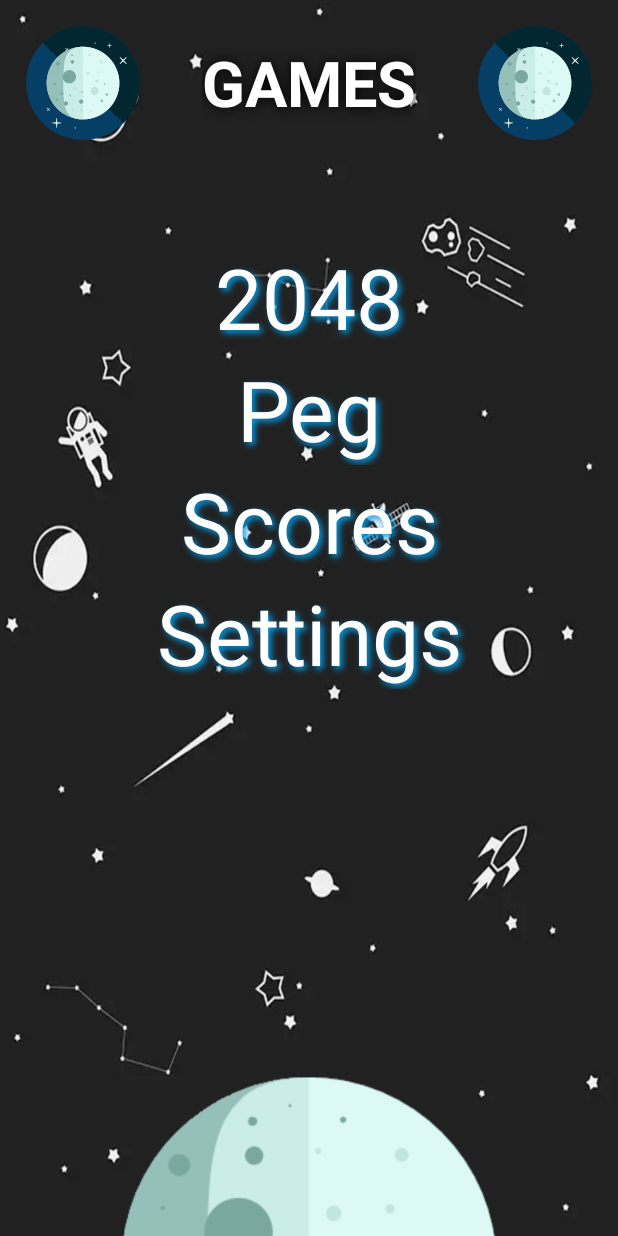
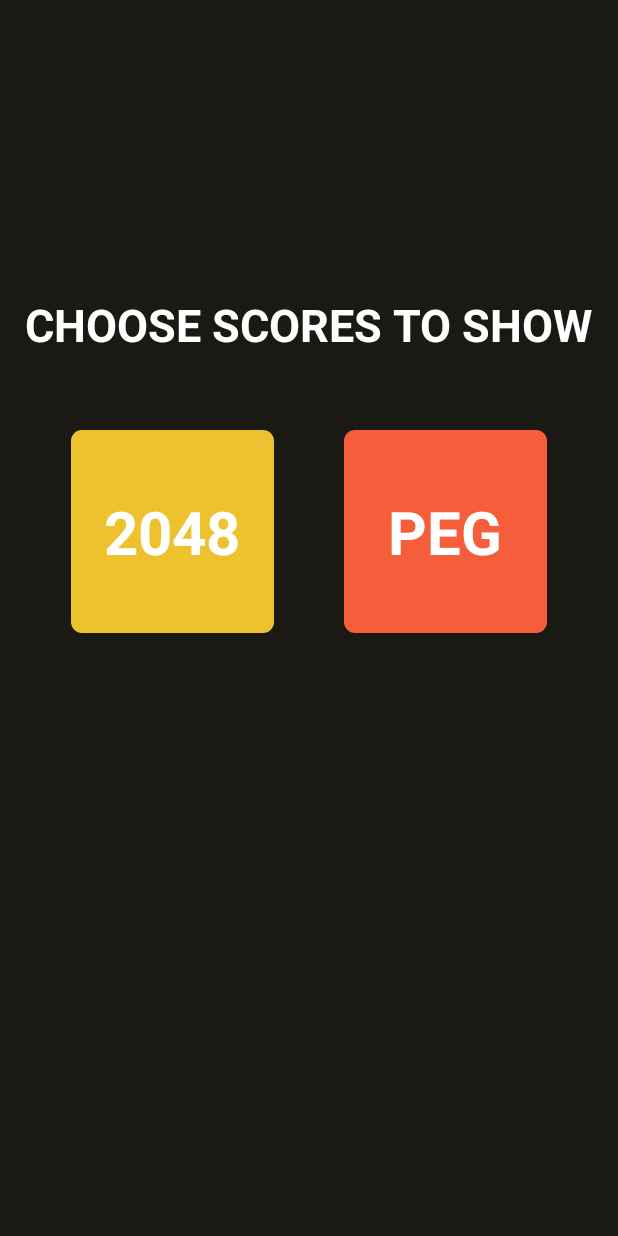
Before and after one commit to RromeroP/Splash, an Android app: the Menu screen opened directly, with no data from a screen before it, after a tap on "Scores", on a phone screen of 412 x 824 dp. Run offline under Robolectric (Android 15) with nearby library versions, the phone set to English and light mode, and no system bars; 1 statement that could not run was skipped.

Commit message:
Added score leaderboard and fixed some bugs with the peg lose condition

```diff
--- a/app/build.gradle
+++ b/app/build.gradle
@@ -36,7 +36,10 @@
     implementation 'com.google.android.material:material:1.4.0'
     implementation 'androidx.constraintlayout:constraintlayout:2.1.2'
     implementation 'androidx.gridlayout:gridlayout:1.0.0'
+    implementation 'androidx.preference:preference:1.1.1'
     testImplementation 'junit:junit:4.+'
     androidTestImplementation 'androidx.test.ext:junit:1.1.3'
     androidTestImplementation 'androidx.test.espresso:espresso-core:3.4.0'
+    implementation 'androidx.cardview:cardview:1.0.0'
+    implementation 'androidx.recyclerview:recyclerview:1.2.1'
 }
--- a/app/src/main/AndroidManifest.xml
+++ b/app/src/main/AndroidManifest.xml
@@ -9,6 +9,12 @@
         android:roundIcon="@mipmap/ic_launcher_round"
         android:supportsRtl="true"
         android:theme="@style/Theme.Splash">
+        <activity
+            android:name=".ShowScores"
+            android:exported="false" />
+        <activity
+            android:name=".Scores"
+            android:exported="false" />
         <activity
             android:name=".SignUp"
             android:exported="false" />
--- a/app/src/main/java/com/example/splash/MainPeg.java
+++ b/app/src/main/java/com/example/splash/MainPeg.java
@@ -123,7 +123,6 @@
                 break;
         }
 
-        selectedGrid = grid1;
         gridView.setNumColumns(selectedGrid.length);
 
         for (int i = 0; i < selectedGrid.length; i++) {
--- a/app/src/main/java/com/example/splash/Menu.java
+++ b/app/src/main/java/com/example/splash/Menu.java
@@ -58,7 +58,9 @@
                         startActivity(intent);
                         break;
                     case 2:
-                        System.out.println("Scores");
+                        intent = new Intent(getApplicationContext(), Scores.class);
+                        intent.putExtra("username", username);
+                        startActivity(intent);
                         break;
                     case 3:
                         System.out.println("Settings");
--- /dev/null
+++ b/app/src/main/java/com/example/splash/Scores.java
@@ -0,0 +1,43 @@
+package com.example.splash;
+
+import androidx.appcompat.app.AppCompatActivity;
+
+import android.content.Intent;
+import android.os.Bundle;
+import android.view.View;
+import android.view.Window;
+import android.view.WindowManager;
+
+public class Scores extends AppCompatActivity {
+    String username;
+    Intent intent;
+
+    @Override
+    protected void onCreate(Bundle savedInstanceState) {
+        super.onCreate(savedInstanceState);
+
+        requestWindowFeature(Window.FEATURE_NO_TITLE);
+        getWindow().setFlags(
+                WindowManager.LayoutParams.FLAG_FULLSCREEN, WindowManager.LayoutParams.FLAG_FULLSCREEN);
+        getSupportActionBar().hide();
+
+        setContentView(R.layout.activity_scores);
+
+        username = getIntent().getExtras().getString("username");
+    }
+
+    public void on2048(View view){
+        intent = new Intent(getApplicationContext(), ShowScores.class);
+        intent.putExtra("username", username);
+        intent.putExtra("game", "2048");
+        startActivity(intent);
+
+    }
+
+    public void onPeg(View view){
+        intent = new Intent(getApplicationContext(), ShowScores.class);
+        intent.putExtra("username", username);
+        intent.putExtra("game", "peg");
+        startActivity(intent);
+    }
+}
--- a/app/src/main/java/com/example/splash/a_2048.java
+++ b/app/src/main/java/com/example/splash/a_2048.java
@@ -179,6 +179,7 @@
             long elapsedMillis = SystemClock.elapsedRealtime() - timer.getBase();
             intent.putExtra("ms", elapsedMillis);
 
+            timer.stop();
             context.startActivity(intent);
         }
     }
@@ -204,8 +205,7 @@
                 int r_2 = r.nextInt(SIZE);
 
                 if (cells[r_1][r_2].getText() == "") {
-                    //int r_3 = r.nextInt(2) + 1;
-                    int r_3 = r.nextInt(2) + 8;
+                    int r_3 = r.nextInt(2) + 1;
 
                     cells[r_1][r_2].setText(cell_values[r_3]);
                     cells[r_1][r_2].setBackgroundResource(cell_bg[r_3]);
--- a/app/src/main/res/layout/activity_a2048.xml
+++ b/app/src/main/res/layout/activity_a2048.xml
@@ -4,7 +4,7 @@
     xmlns:tools="http://schemas.android.com/tools"
     android:layout_width="match_parent"
     android:layout_height="match_parent"
-    android:background="#1A1914"
+    android:background="@color/main_bg"
     tools:context=".a_2048">
 
     <androidx.constraintlayout.widget.ConstraintLayout
--- /dev/null
+++ b/app/src/main/res/layout/activity_scores.xml
@@ -0,0 +1,55 @@
+<?xml version="1.0" encoding="utf-8"?>
+<androidx.constraintlayout.widget.ConstraintLayout xmlns:android="http://schemas.android.com/apk/res/android"
+    xmlns:app="http://schemas.android.com/apk/res-auto"
+    xmlns:tools="http://schemas.android.com/tools"
+    android:layout_width="match_parent"
+    android:layout_height="match_parent"
+    android:background="@color/main_bg"
+    tools:context=".Scores">
+
+    <TextView
+        android:id="@+id/label_score"
+        android:layout_width="wrap_content"
+        android:layout_height="wrap_content"
+        android:text="CHOOSE SCORES TO SHOW"
+        android:textColor="@color/white"
+        android:textSize="30sp"
+        android:textStyle="bold"
+        app:layout_constraintBottom_toBottomOf="parent"
+        app:layout_constraintEnd_toEndOf="parent"
+        app:layout_constraintStart_toStartOf="parent"
+        app:layout_constraintTop_toTopOf="parent"
+        app:layout_constraintVertical_bias="0.25" />
+
+    <TextView
+        android:id="@+id/a2048"
+        android:layout_width="135dp"
+        android:layout_height="135dp"
+        android:layout_marginTop="50dp"
+        android:background="@drawable/cell_2048"
+        android:gravity="center"
+        android:onClick="on2048"
+        android:text="2048"
+        android:textColor="@android:color/white"
+        android:textSize="40sp"
+        android:textStyle="bold"
+        app:layout_constraintEnd_toStartOf="@id/peg"
+        app:layout_constraintStart_toStartOf="parent"
+        app:layout_constraintTop_toBottomOf="@+id/label_score" />
+
+    <TextView
+        android:id="@+id/peg"
+        android:layout_width="135dp"
+        android:layout_height="135dp"
+        android:layout_marginTop="50dp"
+        android:background="@drawable/peg_bg"
+        android:gravity="center"
+        android:onClick="onPeg"
+        android:text="PEG"
+        android:textColor="@android:color/white"
+        android:textSize="40sp"
+        android:textStyle="bold"
+        app:layout_constraintEnd_toEndOf="parent"
+        app:layout_constraintStart_toEndOf="@+id/a2048"
+        app:layout_constraintTop_toBottomOf="@+id/label_score" />
+</androidx.constraintlayout.widget.ConstraintLayout>
```
Also changed, not shown: app/src/main/java/com/example/splash/CellAdapter.java (+4 -9 lines), app/src/main/java/com/example/splash/DatabaseHelper.java (+19 -59 lines), app/src/main/java/com/example/splash/GameOver.java (+4 -5 lines), app/src/main/java/com/example/splash/ScoresAdapter.java (added, +71 -0 lines), app/src/main/java/com/example/splash/ShowScores.java (added, +181 -0 lines), app/src/main/res/layout/activity_show_scores.xml (added, +90 -0 lines), app/src/main/res/layout/list_item.xml (added, +45 -0 lines), app/src/main/res/values/strings.xml (+16 -0 lines).
